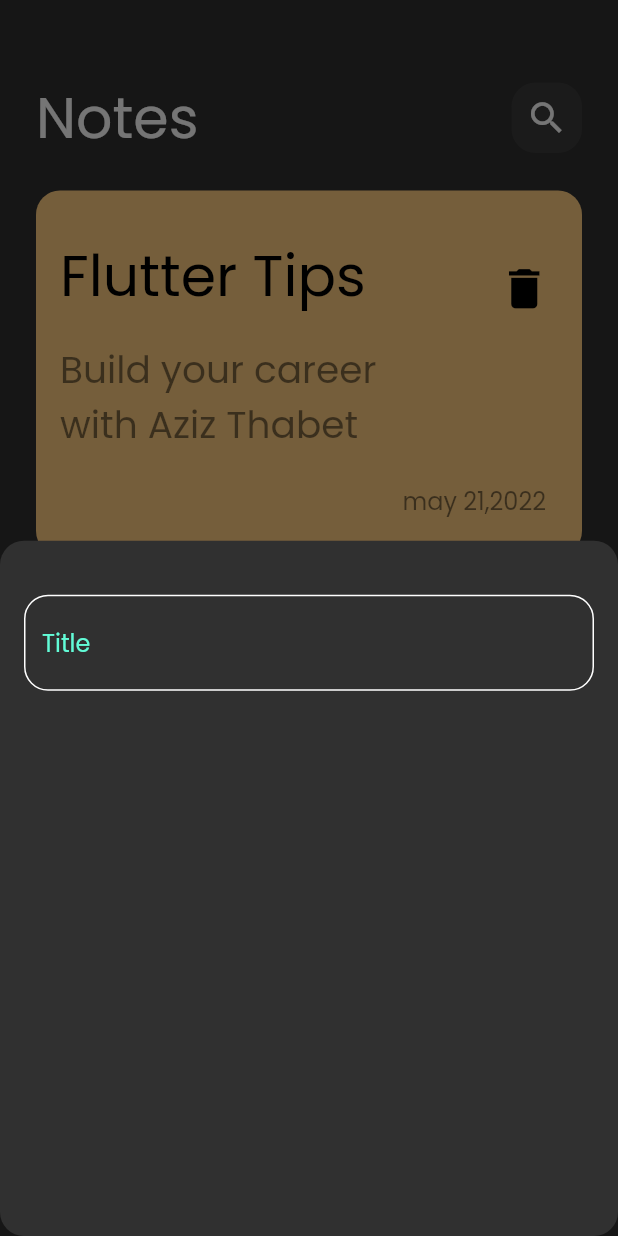
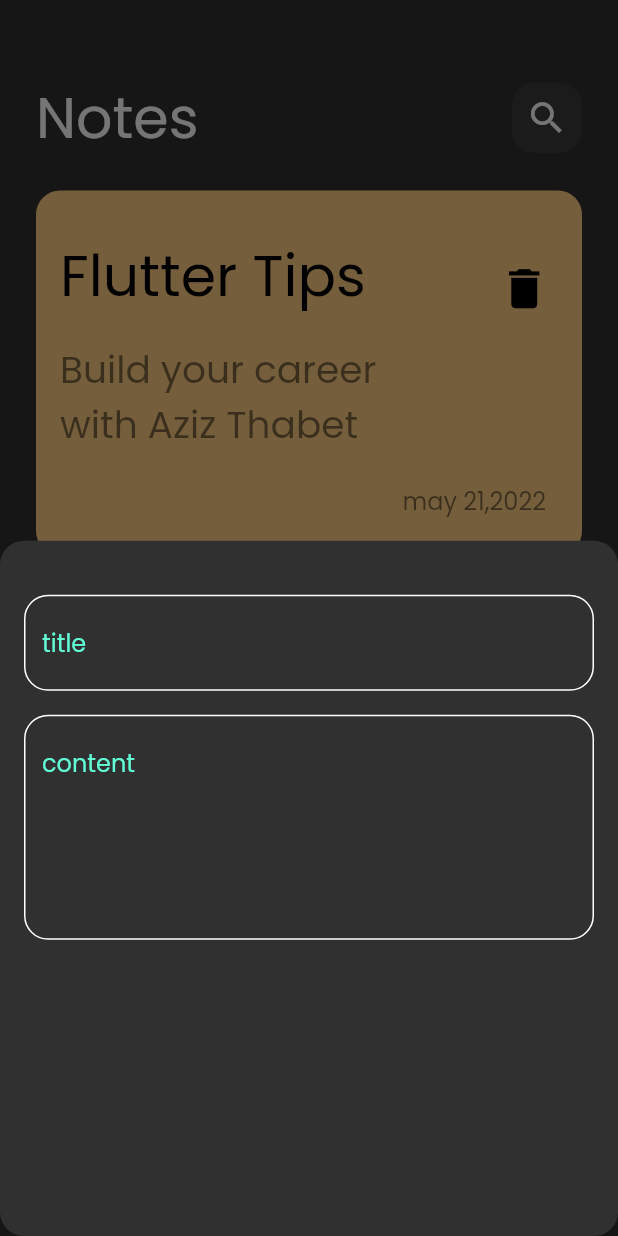
Before and after one commit to Aziz-thabet/notes_app, a Flutter app: the screen it shows after launch, after a tap on the "add" icon, on a phone screen of 412 x 824 dp. Run offline on Flutter 3.47's test engine with Material 2 defaults, Android fonts, the phone set to English and light mode, and no system bars.

Commit message:
add_field_to_bottom_sheet

```diff
--- a/lib/widgets/Add_Note_Button_Sheet.dart
+++ b/lib/widgets/Add_Note_Button_Sheet.dart
@@ -13,7 +13,11 @@ class AddNoteButtonSheet extends StatelessWidget {
       child: Column(
         children: [
           SizedBox(height: 36,),
-          CustomTextField()
+          CustomTextField(hint: 'title',),
+          SizedBox(height: 16,),
+          CustomTextField(hint: 'content',
+          maxLines: 5,
+          )
         ],
       ),
     );
--- a/lib/widgets/Custom_Text_Field.dart
+++ b/lib/widgets/Custom_Text_Field.dart
@@ -4,14 +4,16 @@ import 'package:flutter/material.dart';
 import 'package:notes_app/constants.dart';
 
 class CustomTextField extends StatelessWidget {
-  const CustomTextField({super.key});
-
+  const CustomTextField({super.key, required this.hint, this.maxLines = 1});
+  final String hint;
+  final int maxLines;
   @override
   Widget build(BuildContext context) {
-    return  TextField(
+    return TextField(
       cursorColor: kPrimaryColor,
+      maxLines: maxLines,
       decoration: InputDecoration(
-        hintText: 'Title',
+        hintText: hint,
         hintStyle: const TextStyle(color: kPrimaryColor),
         border: buildBorder(),
         enabledBorder: buildBorder(),
@@ -20,11 +22,10 @@ class CustomTextField extends StatelessWidget {
     );
   }
 
-  OutlineInputBorder  buildBorder([color]) {
+  OutlineInputBorder buildBorder([color]) {
     return OutlineInputBorder(
-        borderRadius: BorderRadius.circular(16),
-        borderSide:  BorderSide(
-            color: color ?? Colors.white),
-      );
+      borderRadius: BorderRadius.circular(16),
+      borderSide: BorderSide(color: color ?? Colors.white),
+    );
   }
 }
```
